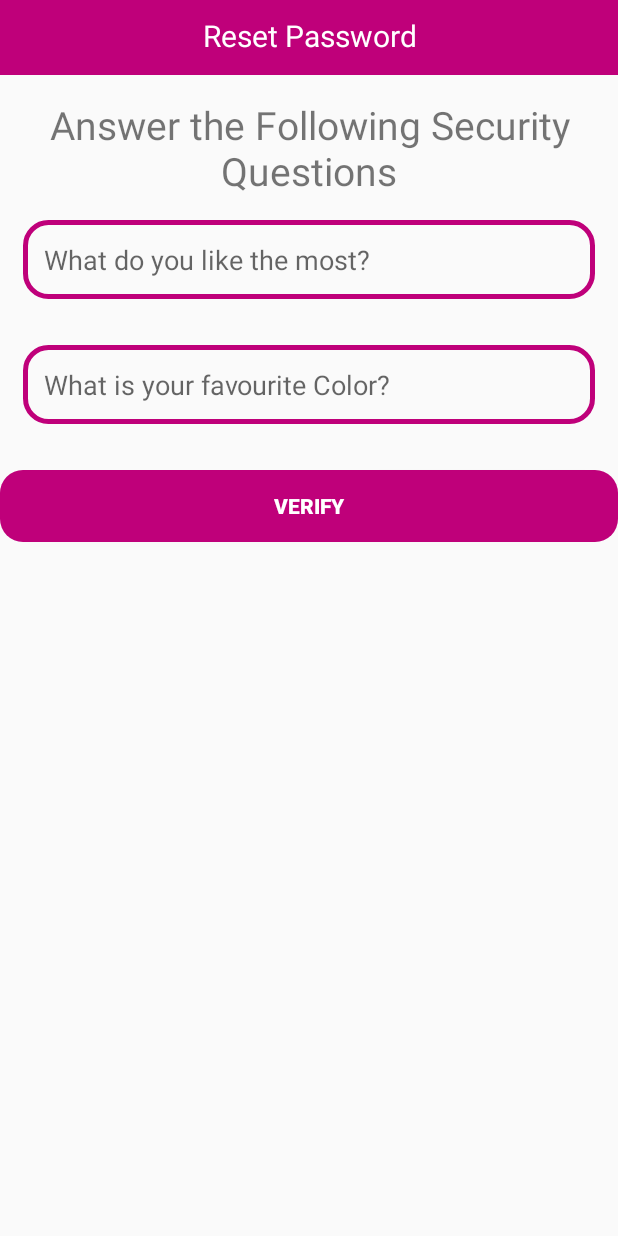
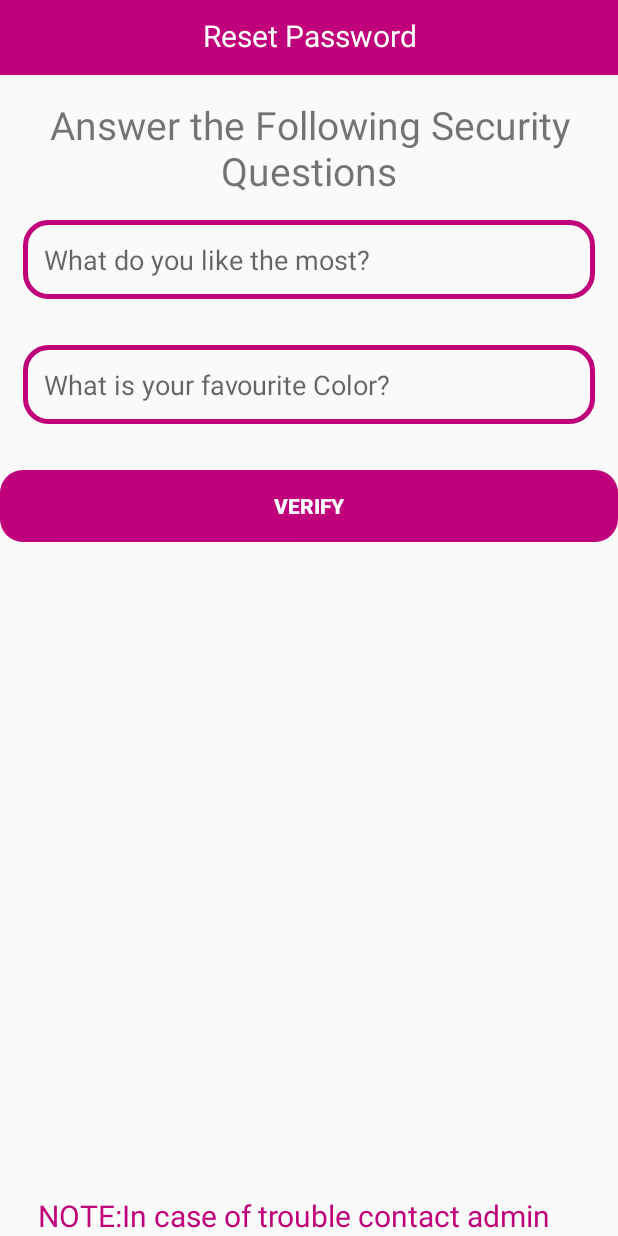
Before and after one commit to lyse32/E-Commerce-Clothes-App, an Android app: the ResetPasswordActivity screen opened directly, with no data from a screen before it, on a phone screen of 412 x 824 dp. Run offline under Robolectric (Android 15) with nearby library versions, the phone set to English and light mode, and no system bars; our stand-ins replace Firebase (no records; nobody signed in at launch, a user with empty details on screens opened directly); 2 statements that could not run were skipped.

Commit message:
Admin Activity

```diff
--- a/app/src/main/res/layout/activity_confirm_final_order.xml
+++ b/app/src/main/res/layout/activity_confirm_final_order.xml
@@ -43,7 +43,7 @@
         android:layout_marginLeft="20dp"
         android:layout_marginRight="20dp"
         android:layout_below="@+id/shippment_phone"
-        android:hint="Your Phone Number"/>
+        android:hint="Your Address for delivery"/>
 
     <EditText
         android:id="@+id/shippment_city"
--- a/app/src/main/res/layout/activity_reset_password.xml
+++ b/app/src/main/res/layout/activity_reset_password.xml
@@ -77,4 +77,16 @@
         android:layout_below="@id/question_2"
         android:layout_marginTop="15dp"
         android:textColor="@android:color/white"/>
+
+    <TextView
+        android:id="@+id/admin_contact"
+        android:layout_width="match_parent"
+        android:layout_height="wrap_content"
+        android:layout_marginHorizontal="25dp"
+        android:layout_alignParentBottom="true"
+        android:text="NOTE:In case of trouble contact admin"
+        android:textColor="@color/colorPrimaryDark"
+        android:textSize="20sp"
+        android:layout_centerHorizontal="true"/>
+
 </RelativeLayout>
```
Also changed, not shown: app/src/main/java/com/android/github/souravbera/e_commerce/CartActivity.java (+11 -8 lines).
